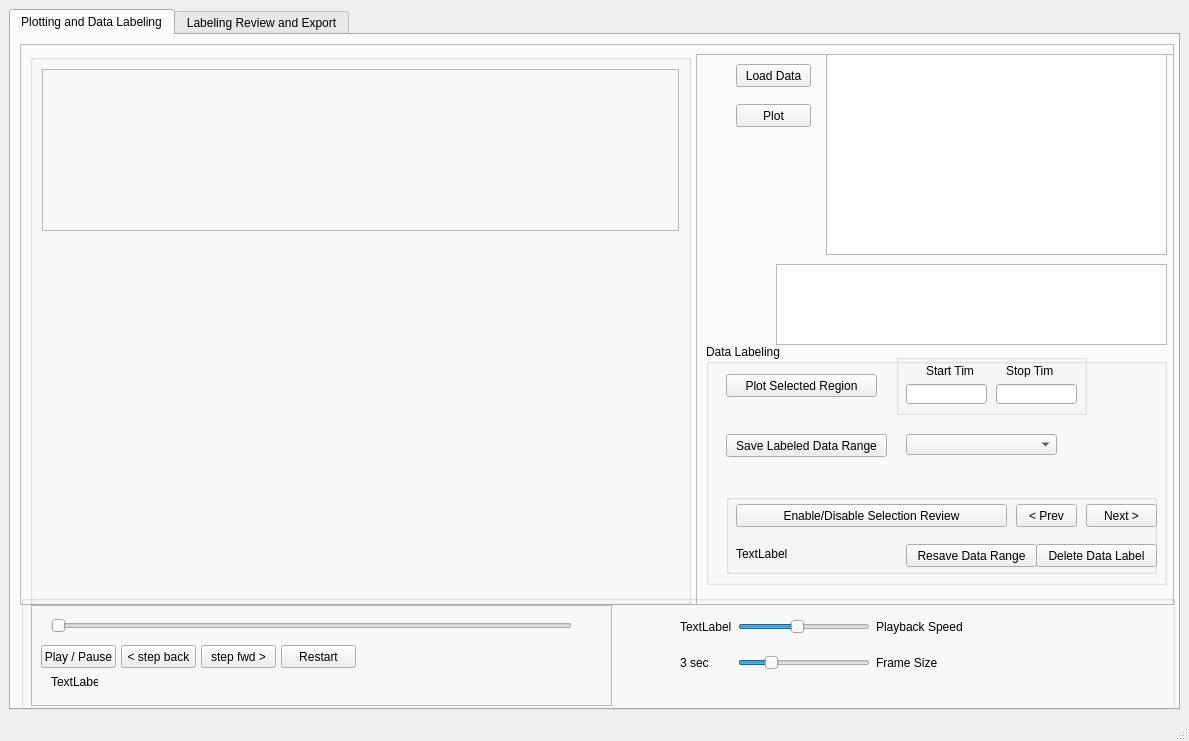
Above: GUI.ui from po2198/QS_TimeTrace_GUI_Movies before the change. Below: the same form after it.
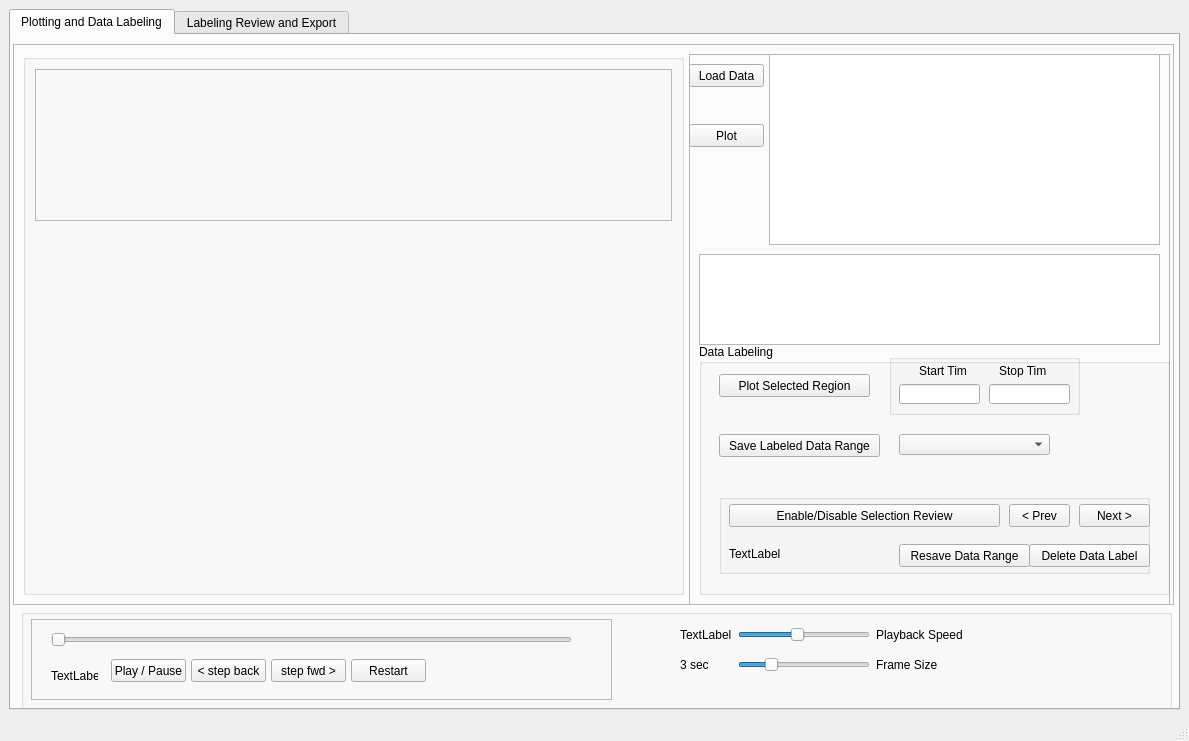
That is the form after the change. Custom widgets are drawn as their Qt base class.

The edit to the form file:
```diff
--- a/GUI.ui
+++ b/GUI.ui
@@ -27,9 +27,9 @@
        <widget class="QFrame" name="frame_4">
         <property name="geometry">
          <rect>
-          <x>9</x>
+          <x>2</x>
           <y>9</y>
-          <width>1154</width>
+          <width>1161</width>
           <height>561</height>
          </rect>
         </property>
@@ -45,7 +45,7 @@
            <x>10</x>
            <y>10</y>
            <width>661</width>
-           <height>551</height>
+           <height>541</height>
           </rect>
          </property>
          <property name="title">
@@ -109,8 +109,8 @@
            <rect>
             <x>10</x>
             <y>290</y>
-            <width>461</width>
-            <height>241</height>
+            <width>471</width>
+            <height>251</height>
            </rect>
           </property>
           <property name="title">
@@ -306,18 +306,18 @@
          <widget class="QListWidget" name="filenames_listWidget">
           <property name="geometry">
            <rect>
-            <x>130</x>
+            <x>80</x>
             <y>0</y>
-            <width>341</width>
-            <height>201</height>
+            <width>391</width>
+            <height>191</height>
            </rect>
           </property>
          </widget>
          <widget class="QPushButton" name="plotButton">
           <property name="geometry">
            <rect>
-            <x>40</x>
-            <y>50</y>
+            <x>0</x>
+            <y>70</y>
             <width>75</width>
             <height>23</height>
            </rect>
@@ -329,17 +329,17 @@
          <widget class="QTextEdit" name="textEdit">
           <property name="geometry">
            <rect>
-            <x>80</x>
-            <y>210</y>
-            <width>391</width>
-            <height>81</height>
+            <x>10</x>
+            <y>200</y>
+            <width>461</width>
+            <height>91</height>
            </rect>
           </property>
          </widget>
          <widget class="QPushButton" name="loadDataButton">
           <property name="geometry">
            <rect>
-            <x>40</x>
+            <x>0</x>
             <y>10</y>
             <width>75</width>
             <height>23</height>
@@ -355,9 +355,9 @@
         <property name="geometry">
          <rect>
           <x>10</x>
-          <y>560</y>
-          <width>1154</width>
-          <height>115</height>
+          <y>574</y>
+          <width>1151</width>
+          <height>101</height>
          </rect>
         </property>
         <property name="maximumSize">
@@ -375,7 +375,7 @@
            <x>10</x>
            <y>10</y>
            <width>581</width>
-           <height>101</height>
+           <height>81</height>
           </rect>
          </property>
          <property name="frameShape">
@@ -387,7 +387,7 @@
          <widget class="QPushButton" name="stepBackButton">
           <property name="geometry">
            <rect>
-            <x>90</x>
+            <x>160</x>
             <y>40</y>
             <width>75</width>
             <height>23</height>
@@ -400,7 +400,7 @@
          <widget class="QPushButton" name="playPauseButton">
           <property name="geometry">
            <rect>
-            <x>10</x>
+            <x>80</x>
             <y>40</y>
             <width>75</width>
             <height>23</height>
@@ -413,7 +413,7 @@
          <widget class="QPushButton" name="stepFwdButton">
           <property name="geometry">
            <rect>
-            <x>170</x>
+            <x>240</x>
             <y>40</y>
             <width>75</width>
             <height>23</height>
@@ -426,7 +426,7 @@
          <widget class="QPushButton" name="restartPlayButton">
           <property name="geometry">
            <rect>
-            <x>250</x>
+            <x>320</x>
             <y>40</y>
             <width>75</width>
             <height>23</height>
@@ -440,7 +440,7 @@
           <property name="geometry">
            <rect>
             <x>20</x>
-            <y>70</y>
+            <y>50</y>
             <width>47</width>
             <height>13</height>
            </rect>
@@ -472,7 +472,7 @@
            <x>650</x>
            <y>0</y>
            <width>301</width>
-           <height>101</height>
+           <height>81</height>
           </rect>
          </property>
          <layout class="QGridLayout" name="gridLayout">
```
Left out of the diff: 20 changed lines with no effect on the pictures.
